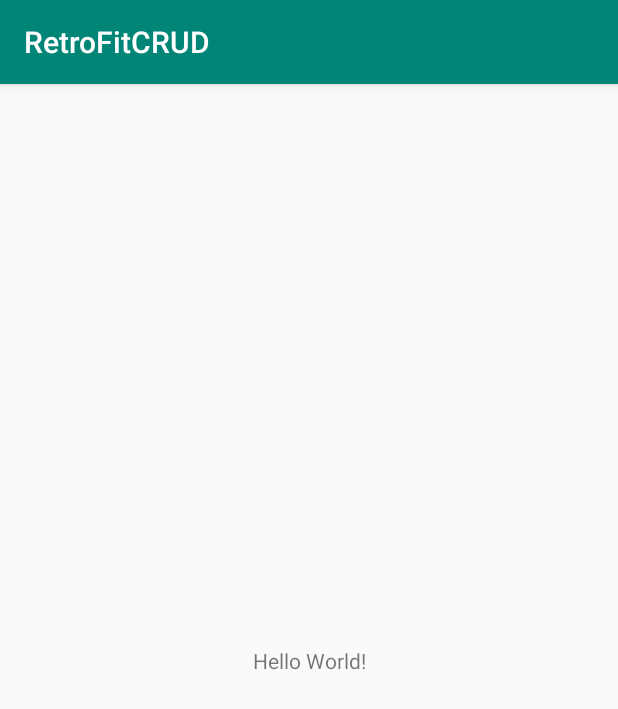
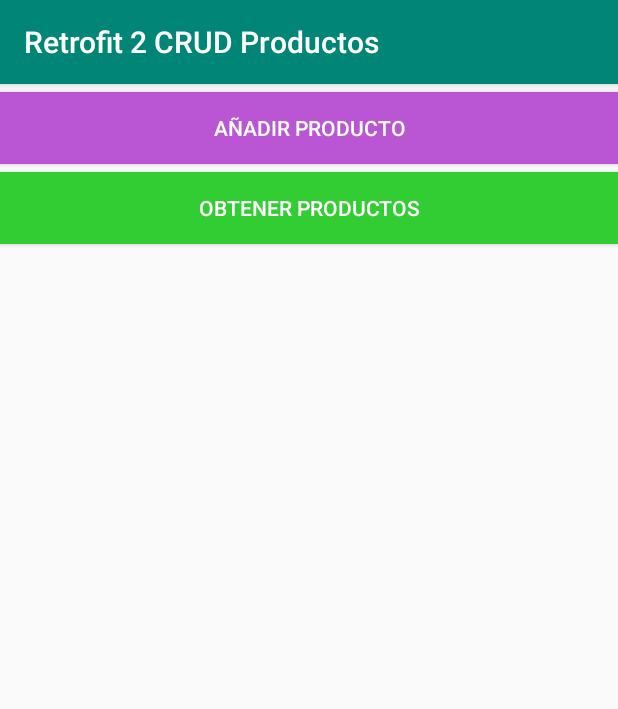
Before and after one commit to CIFP-Virgen-de-Gracia/RetroFitCRUD2020, an Android app: the screen it shows after launch (MainActivity), on a phone screen of 412 x 824 dp. Shown: the top 709 px of the screen. Run offline under Robolectric (Android 15) with nearby library versions, the phone set to English and light mode, and no system bars.

Commit message:
Listado de productos

```diff
--- a/app/src/main/java/com/example/retrofitcrud/MainActivity.java
+++ b/app/src/main/java/com/example/retrofitcrud/MainActivity.java
@@ -1,13 +1,77 @@
 package com.example.retrofitcrud;
 
+import android.util.Log;
+import android.view.View;
+import android.widget.Button;
+import android.widget.ListView;
 import androidx.appcompat.app.AppCompatActivity;
 import android.os.Bundle;
+import com.example.retrofitcrud.model.Producto;
+import com.example.retrofitcrud.rest.APIUtils;
+import com.example.retrofitcrud.rest.ProductoRest;
+import retrofit2.Call;
+import retrofit2.Callback;
+import retrofit2.Response;
+
+import java.util.ArrayList;
+import java.util.List;
 
 public class MainActivity extends AppCompatActivity {
+
+    // Elementos de la interfaz
+    Button btnAddProducto;
+    Button btnGetProductoList;
+    ListView listView;
+
+    // Para manejar los elementos de la API REST
+    ProductoRest productoRest;
+    List<Producto> list = new ArrayList<Producto>();
 
     @Override
     protected void onCreate(Bundle savedInstanceState) {
         super.onCreate(savedInstanceState);
         setContentView(R.layout.activity_main);
+
+        // Cambiamos el título
+        setTitle("Retrofit 2 CRUD Productos");
+
+        // Enlazamos los elementos interactivos del layout
+        btnAddProducto = (Button) findViewById(R.id.btnAdd);
+        btnGetProductoList = (Button) findViewById(R.id.btnGet);
+        listView = (ListView) findViewById(R.id.listView);
+
+        // Iniciamos la API REST
+        productoRest = APIUtils.getService();
+
+        // Eventos de los botones
+        btnGetProductoList.setOnClickListener(new View.OnClickListener() {
+            @Override
+            public void onClick(View v) {
+                // Listamos los productos
+                listarProductos();
+            }
+        });
+
+    }
+
+    private void listarProductos() {
+        // Creamos la tarea que llamará al servicio rest y la encolamos
+        Call<List<Producto>> call = productoRest.findAll();
+        call.enqueue(new Callback<List<Producto>>() {
+            @Override
+            public void onResponse(Call<List<Producto>> call, Response<List<Producto>> response) {
+                if(response.isSuccessful()){
+                    // Si tienes exito nos quedamos con el ResponseBody, listado en JSON
+                    // Nos hace el pasrser automáticamente
+                    list = response.body();
+                    listView.setAdapter(new ProductosAdapter(MainActivity.this, R.layout.list_productos, list));
+                }
+            }
+
+            @Override
+            public void onFailure(Call<List<Producto>> call, Throwable t) {
+                Log.e("ERROR: ", t.getMessage());
+            }
+        });
     }
 }
--- a/app/src/main/java/com/example/retrofitcrud/rest/APIUtils.java
+++ b/app/src/main/java/com/example/retrofitcrud/rest/APIUtils.java
@@ -5,6 +5,8 @@ public class APIUtils {
     private static final String server = "10.0.2.2";
     // Puerto del microservicio
     private static final String port = "8080";
+    //Servicio, si usamos otro punto de partida, pero lo hemos definido en el ProuctoRest
+    private static final String servicio = "productos";
     // IP del servicio
     public static final String API_URL = "http://"+server+":"+port+"/";
 
--- a/app/src/main/java/com/example/retrofitcrud/rest/RetrofitClient.java
+++ b/app/src/main/java/com/example/retrofitcrud/rest/RetrofitClient.java
@@ -1,5 +1,6 @@
 package com.example.retrofitcrud.rest;
 
+import android.util.Log;
 import retrofit2.Retrofit;
 import retrofit2.converter.gson.GsonConverterFactory;
 
--- a/app/src/main/res/layout/activity_main.xml
+++ b/app/src/main/res/layout/activity_main.xml
@@ -7,13 +7,37 @@
         android:layout_height="match_parent"
         tools:context=".MainActivity">
 
-    <TextView
-            android:layout_width="wrap_content"
+    <LinearLayout
+            android:layout_width="match_parent"
             android:layout_height="wrap_content"
-            android:text="Hello World!"
-            app:layout_constraintBottom_toBottomOf="parent"
-            app:layout_constraintLeft_toLeftOf="parent"
-            app:layout_constraintRight_toRightOf="parent"
-            app:layout_constraintTop_toTopOf="parent"/>
+            android:orientation="vertical" tools:ignore="MissingConstraints">
+
+        <Button
+                android:id="@+id/btnAdd"
+                android:layout_width="match_parent"
+                android:layout_height="wrap_content"
+                android:text="Añadir Producto"
+                android:background="#BA55D3"
+                android:textColor="#ffffff"
+                android:layout_marginTop="5dp"
+                android:layout_marginBottom="5dp"/>
+
+        <Button
+                android:id="@+id/btnGet"
+                android:layout_width="match_parent"
+                android:layout_height="wrap_content"
+                android:text="Obtener Productos"
+                android:background="#32CD32"
+                android:textColor="#ffffff"
+                android:layout_marginBottom="5dp"/>
+
+        <ListView
+                android:id="@+id/listView"
+                android:layout_width="match_parent"
+                android:layout_height="wrap_content">
+
+        </ListView>
+
+    </LinearLayout>
 
 </androidx.constraintlayout.widget.ConstraintLayout>
```
Also changed, not shown: app/build.gradle (+6 -2 lines), app/src/main/AndroidManifest.xml (+7 -1 lines), app/src/main/java/com/example/retrofitcrud/ProductoActivity.java (added, +13 -0 lines), app/src/main/java/com/example/retrofitcrud/ProductosAdapter.java (added, +56 -0 lines), app/src/main/res/layout/activity_productos.xml (added, +66 -0 lines), app/src/main/res/layout/list_productos.xml (added, +22 -0 lines).
